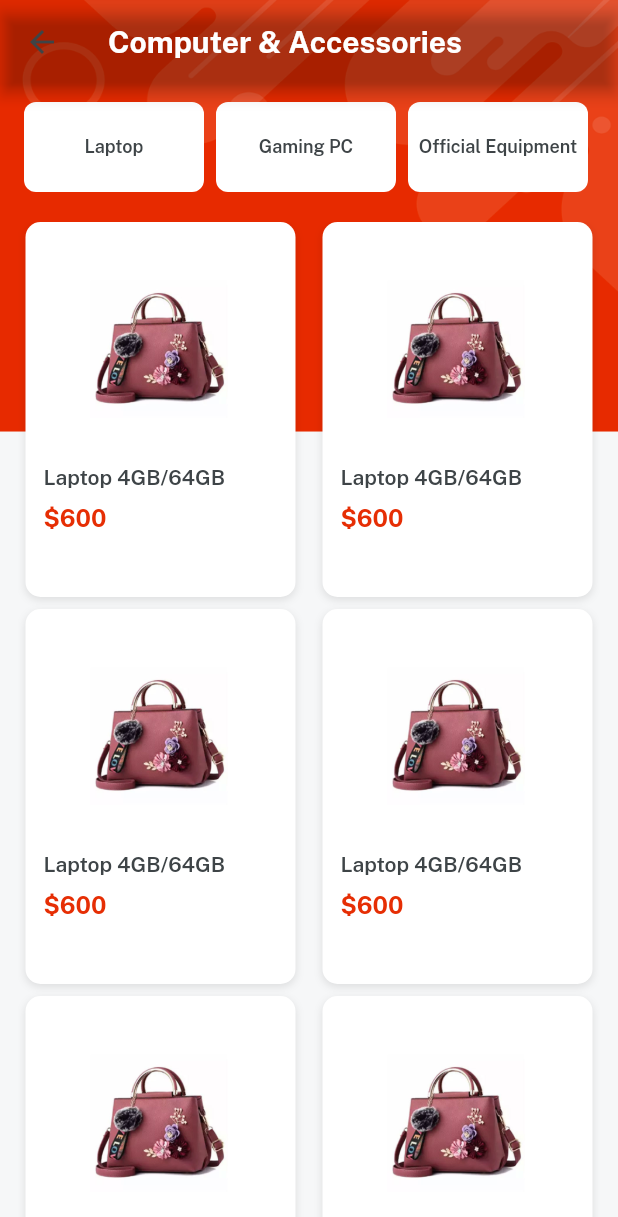
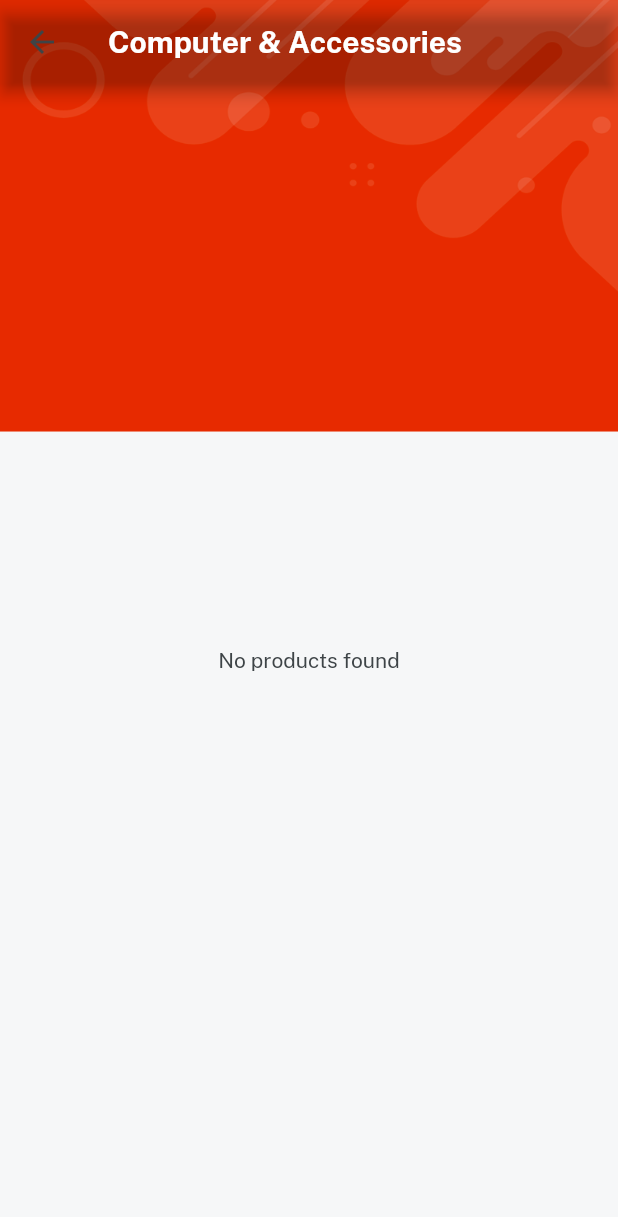
Before and after one commit to RohitBajracharya/E-FashionStore-App-Flutter-, a Flutter app: the CategoryScreen screen opened directly, after a tap on "Computer & Accessories", on a phone screen of 412 x 824 dp. Shown: the top 1217 px of the screen. Run offline on Flutter 3.47's test engine with Material 2 defaults, Android fonts, the phone set to English and light mode, and no system bars; our stand-ins replace cloud_firestore, firebase_auth, firebase_core, firebase_storage, get, image_picker and 1 more; accounts and stored records are empty.

Commit message:
products details from database added

```diff
--- /dev/null
+++ b/lib/common_widgets/loading_indicator.dart
@@ -0,0 +1,7 @@
+import 'package:ecommerce_app/consts/consts.dart';
+
+Widget loadingIndicator() {
+  return const CircularProgressIndicator(
+    valueColor: AlwaysStoppedAnimation(redColor),
+  );
+}
--- a/lib/consts/firebase_consts.dart
+++ b/lib/consts/firebase_consts.dart
@@ -7,3 +7,4 @@ User? currentUser = auth.currentUser;
 
 //collections
 const usersCollection = "users";
+const productsCollection = "products";
--- a/lib/services/firestore_services.dart
+++ b/lib/services/firestore_services.dart
@@ -5,4 +5,9 @@ class FiresstoreServices {
   static getUser(uid) {
     return firestore.collection(usersCollection).where('id', isEqualTo: uid).snapshots();
   }
+
+  //gets products according to category
+  static getProducts(category) {
+    return firestore.collection(productsCollection).where("p_category", isEqualTo: category).snapshots();
+  }
 }
--- a/lib/views/category_screen/category_details.dart
+++ b/lib/views/category_screen/category_details.dart
@@ -1,7 +1,10 @@
 // ignore_for_file: public_member_api_docs, sort_constructors_first
+import 'package:cloud_firestore/cloud_firestore.dart';
 import 'package:ecommerce_app/common_widgets/bg_widget.dart';
+import 'package:ecommerce_app/common_widgets/loading_indicator.dart';
 import 'package:ecommerce_app/consts/consts.dart';
 import 'package:ecommerce_app/controller/product_controller.dart';
+import 'package:ecommerce_app/services/firestore_services.dart';
 import 'package:ecommerce_app/views/category_screen/item_details.dart';
 
 class CategoryDetails extends StatelessWidget {
@@ -16,7 +19,21 @@ class CategoryDetails extends StatelessWidget {
     return bgWidget(
       child: Scaffold(
         appBar: appBar(),
-        body: Container(
+        body: StreamBuilder(
+          stream: FiresstoreServices.getProducts(title),
+          builder: (context, AsyncSnapshot<QuerySnapshot> snapshot) {
+            if (!snapshot.hasData) {
+              return Center(child: loadingIndicator());
+            } else if (snapshot.data!.docs.isEmpty) {
+              return const Center(
+                child: Text(
+                  "No products found",
+                  style: TextStyle(color: darkFontGrey),
+                ),
+              );
+            } else {
+              var data = snapshot.data!.docs;
+              return Container(
                 padding: const EdgeInsets.all(12.0),
                 child: Column(
                   crossAxisAlignment: CrossAxisAlignment.start,
@@ -25,21 +42,24 @@ class CategoryDetails extends StatelessWidget {
                     subCategories(),
                     const SizedBox(height: 20),
                     //product items card
-              productItemsCard(),
+                    productItemsCard(data),
                   ],
                 ),
+              );
+            }
+          },
         ),
       ),
     );
   }
 
   //product items card
-  Widget productItemsCard() {
+  Widget productItemsCard(data) {
     return Expanded(
       child: GridView.builder(
         physics: const BouncingScrollPhysics(),
         shrinkWrap: true,
-        itemCount: 6,
+        itemCount: data.length,
         gridDelegate: const SliverGridDelegateWithFixedCrossAxisCount(
           crossAxisCount: 2,
           mainAxisExtent: 250,
@@ -49,7 +69,10 @@ class CategoryDetails extends StatelessWidget {
         itemBuilder: (context, index) {
           return InkWell(
             onTap: () {
-              Get.to(() => const ItemDetails(title: "Dummy item"));
+              Get.to(() => ItemDetails(
+                    title: "${data[index]['p_name']}",
+                    data: data[index],
+                  ));
             },
             child: Container(
               margin: const EdgeInsets.symmetric(horizontal: 5.0),
@@ -69,23 +92,23 @@ class CategoryDetails extends StatelessWidget {
               child: Column(
                 crossAxisAlignment: CrossAxisAlignment.start,
                 children: [
-                  Image.asset(
-                    imgP5,
-                    height: 150,
+                  Image.network(
+                    data[index]['p_images'][0],
+                    height: 160,
                     width: 200,
                     fit: BoxFit.cover,
                   ),
-                  const Text(
-                    "Laptop 4GB/64GB",
-                    style: TextStyle(
+                  Text(
+                    data[index]['p_name'].toString(),
+                    style: const TextStyle(
                       fontFamily: semibold,
                       color: darkFontGrey,
                     ),
                   ),
                   const SizedBox(height: 10),
-                  const Text(
-                    "\$600",
-                    style: TextStyle(
+                  Text(
+                    "Rs ${data[index]['p_price'].toString().numCurrency}",
+                    style: const TextStyle(
                       fontFamily: bold,
                       color: redColor,
                       fontSize: 16,
```
Also changed, not shown: lib/controller/product_controller.dart (+23 -0 lines), lib/views/category_screen/item_details.dart (+89 -53 lines). Lines whose indentation alone changed are shown as unchanged.
